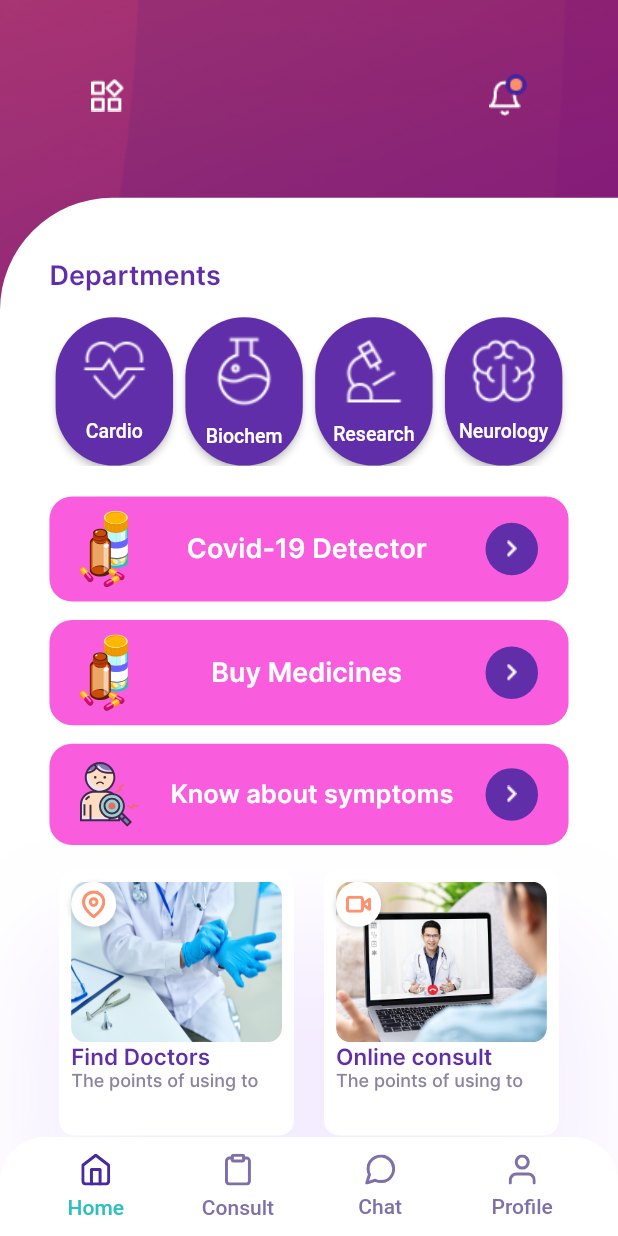
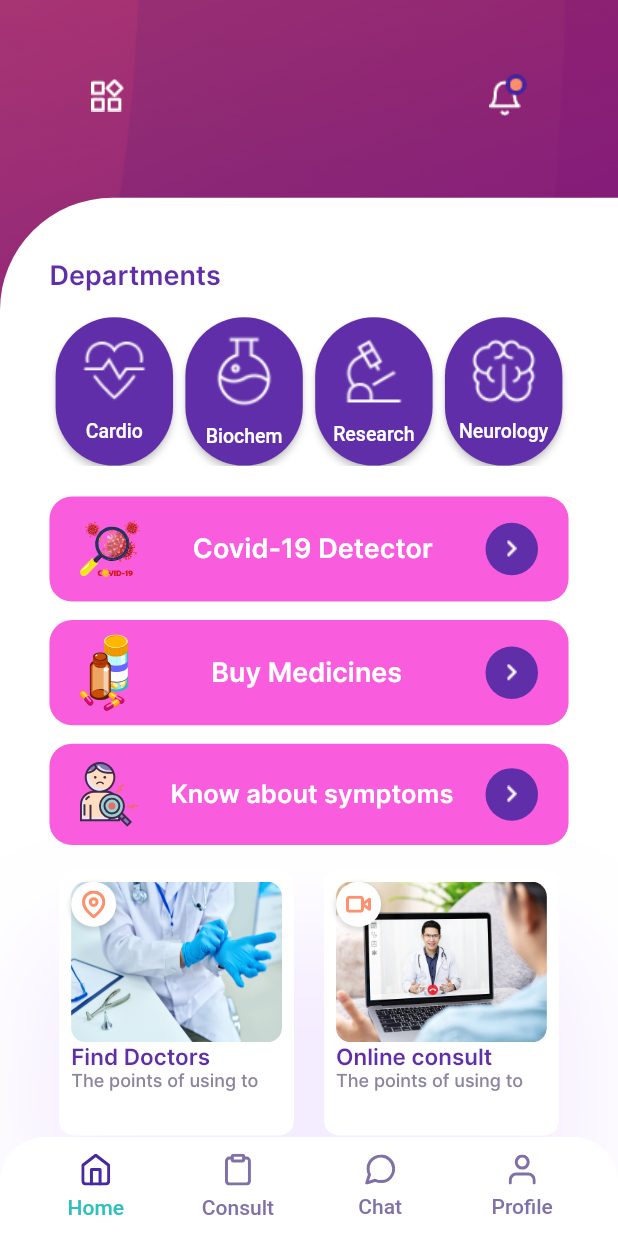
Before and after one commit to ahmednabilmahran/new-medica, a Flutter app: the patient_home screen opened directly, on a phone screen of 412 x 824 dp. Run offline on Flutter 3.47's test engine with Material 2 defaults, Android fonts, the phone set to English and light mode, and no system bars; our stand-ins replace carousel_slider, cloud_firestore, country_code_picker, date_picker_timeline, equatable, firebase_auth and 12 more; missing offline and left inert: booking_calendar, dart:ffi, mockito, tflite; accounts and stored records are empty.

Commit message:
Icon Moment Upgrade

```diff
--- a/lib/patient/patient_home.dart
+++ b/lib/patient/patient_home.dart
@@ -30,7 +30,6 @@ import 'package:medica/view/widgets/wavey_shape.dart';
 import 'package:medica/core/view_model/auth_view_model.dart';
 
 class patient_home extends StatelessWidget {
-
   patient_home() : _name = "DEFAULT";
 
   patient_home.withuser(this._name);
@@ -132,9 +131,9 @@ class patient_home extends StatelessWidget {
                     mainAxisAlignment: MainAxisAlignment.spaceAround,
                     children: [
                       GestureDetector(
-                        onTap: () {
-                          Get.to(() => MyAppointments());
-                        },
+                          onTap: () {
+                            Get.to(() => MyAppointments());
+                          },
                           child: Image.asset('assets/images/Menu.png')),
                       CustomText(
                         text: name,
@@ -233,7 +232,12 @@ class patient_home extends StatelessWidget {
                             child: Row(
                               mainAxisAlignment: MainAxisAlignment.spaceBetween,
                               children: [
-                                SvgPicture.asset('assets/images/meds.svg'),
+                                SvgPicture.asset(
+                                  "assets/images/covid4.svg",
+                                  height: 40,
+                                  width: 40,
+                                  fit: BoxFit.scaleDown,
+                                ),
                                 CustomText(
                                   text: 'Covid-19 Detector',
                                   textStyle: TextStyle(
```
Also changed, not shown: assets/images/covid4.svg (added).
